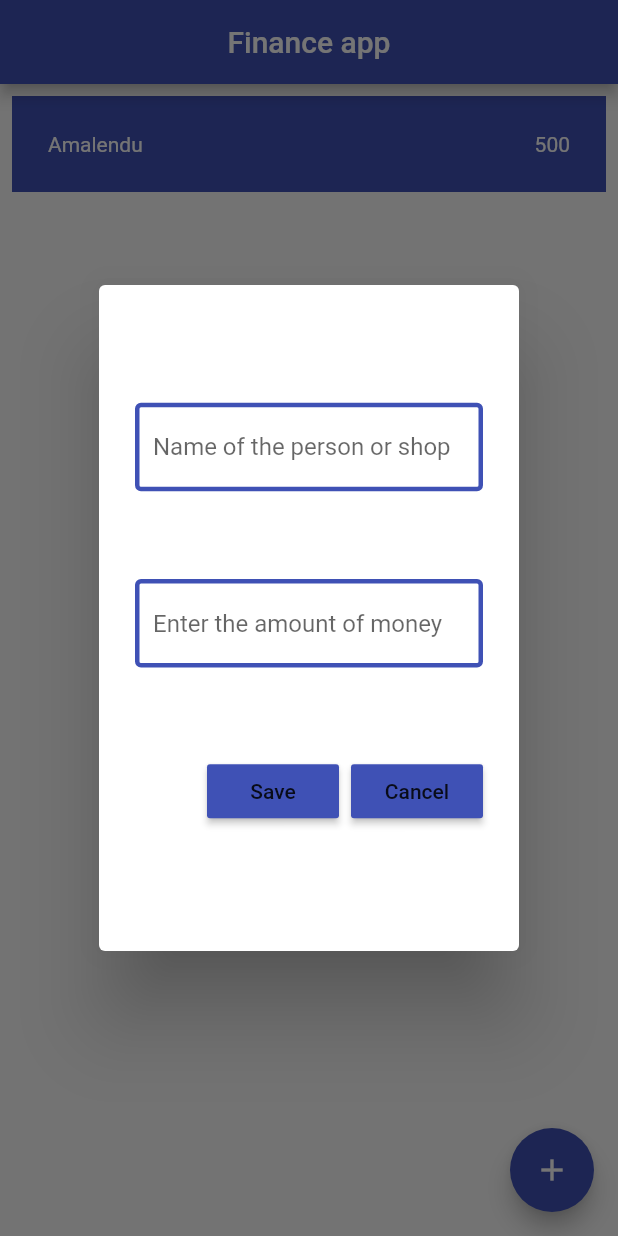
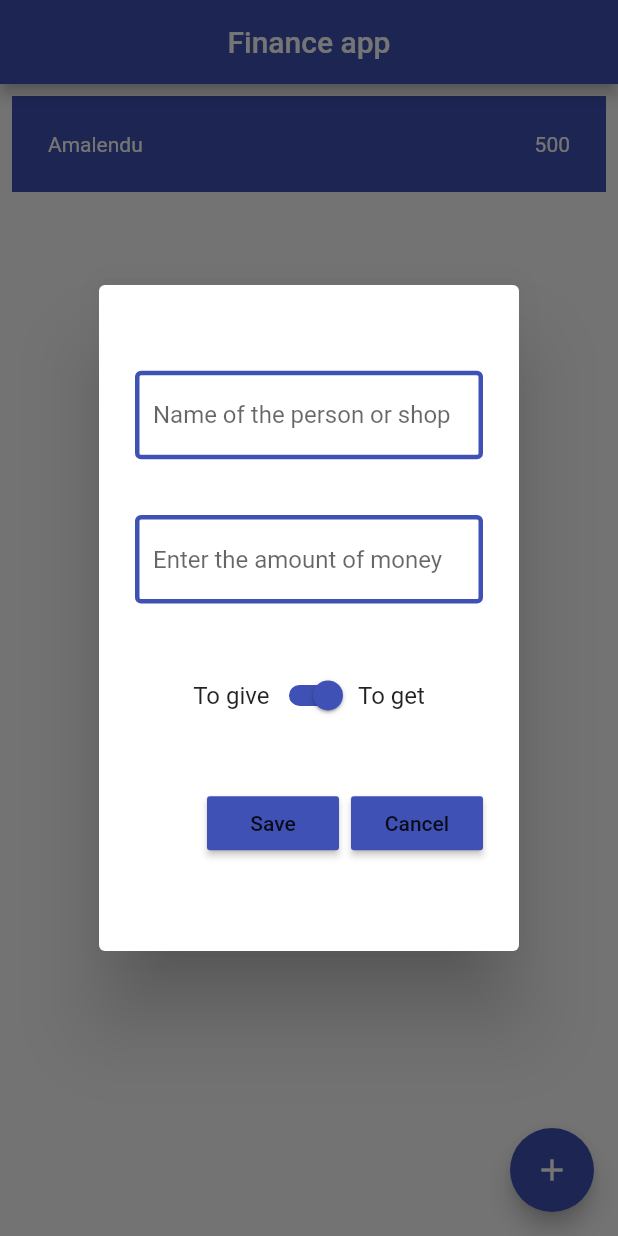
Before and after one commit to amalendu123/Financeapp-with-flutter, a Flutter app: the screen it shows after launch, after a tap on the "add" icon, on a phone screen of 412 x 824 dp. Run offline on Flutter 3.47's test engine with Material 2 defaults, Android fonts, the phone set to English and light mode, and no system bars; missing offline and left inert: dart:ffi.

Commit message:
toggle button addded

```diff
--- a/financeapp/lib/pages/dialogbox.dart
+++ b/financeapp/lib/pages/dialogbox.dart
@@ -1,21 +1,31 @@
+// ignore_for_file: prefer_typing_uninitialized_variables
+
 import 'package:financeapp/pages/buttoon.dart';
 import 'package:flutter/material.dart';
 import 'package:flutter/src/widgets/framework.dart';
 import 'package:flutter/src/widgets/placeholder.dart';
 
-class Dialogbox extends StatelessWidget {
+class Dialogbox extends StatefulWidget {
+  // ignore: prefer_typing_uninitialized_variables
   final name;
   final rupcontroller;
+  bool onswitch;
   VoidCallback onSave;
   VoidCallback onCancel;
   Dialogbox({
     super.key,
     required this.name,
     required this.rupcontroller,
+    required this.onswitch,
     required this.onSave,
     required this.onCancel,
   });
 
+  @override
+  State<Dialogbox> createState() => _DialogboxState();
+}
+
+class _DialogboxState extends State<Dialogbox> {
   @override
   Widget build(BuildContext context) {
     return AlertDialog(
@@ -27,7 +37,7 @@ class Dialogbox extends StatelessWidget {
           children: [
             // get user input
             TextField(
-              controller: name,
+              controller: widget.name,
               decoration: const InputDecoration(
                 enabledBorder: OutlineInputBorder(
                   borderSide: BorderSide(
@@ -39,7 +49,7 @@ class Dialogbox extends StatelessWidget {
               ),
             ),
             TextField(
-              controller: rupcontroller,
+              controller: widget.rupcontroller,
               decoration: const InputDecoration(
                 enabledBorder: OutlineInputBorder(
                   borderSide: BorderSide(
@@ -50,18 +60,34 @@ class Dialogbox extends StatelessWidget {
                 hintText: "Enter the amount of money",
               ),
             ),
-
+            Row(
+              mainAxisAlignment: MainAxisAlignment.center,
+              children: [
+                const Text("To give"),
+                Switch(
+                  value: widget.onswitch,
+                  onChanged: (value) {
+                    setState(() {
+                      widget.onswitch = value;
+                    });
+                  },
+                  activeTrackColor: Colors.indigo,
+                  activeColor: Colors.indigo,
+                ),
+                const Text("To get"),
+              ],
+            ),
             // buttons -> save + cancel
             Row(
               mainAxisAlignment: MainAxisAlignment.end,
               children: [
                 // save button
-                MyButton(text: "Save", onPressed: onSave),
+                MyButton(text: "Save", onPressed: widget.onSave),
 
                 const SizedBox(width: 8),
 
                 // cancel button
-                MyButton(text: "Cancel", onPressed: onCancel),
+                MyButton(text: "Cancel", onPressed: widget.onCancel),
               ],
             ),
           ],
--- a/financeapp/lib/pages/homescreen.dart
+++ b/financeapp/lib/pages/homescreen.dart
@@ -15,6 +15,7 @@ class _HomepageState extends State<Homepage> {
   List list = [
     ["Amalendu", "500"]
   ];
+  bool isSwitched = true;
   final _controller = TextEditingController();
   final _namecontroller = TextEditingController();
   void createNewTask() {
@@ -24,6 +25,7 @@ class _HomepageState extends State<Homepage> {
         return Dialogbox(
           name: _namecontroller,
           rupcontroller: _controller,
+          onswitch: isSwitched,
           onSave: saveNewTask,
           onCancel: () => Navigator.of(context).pop(),
         );
```
